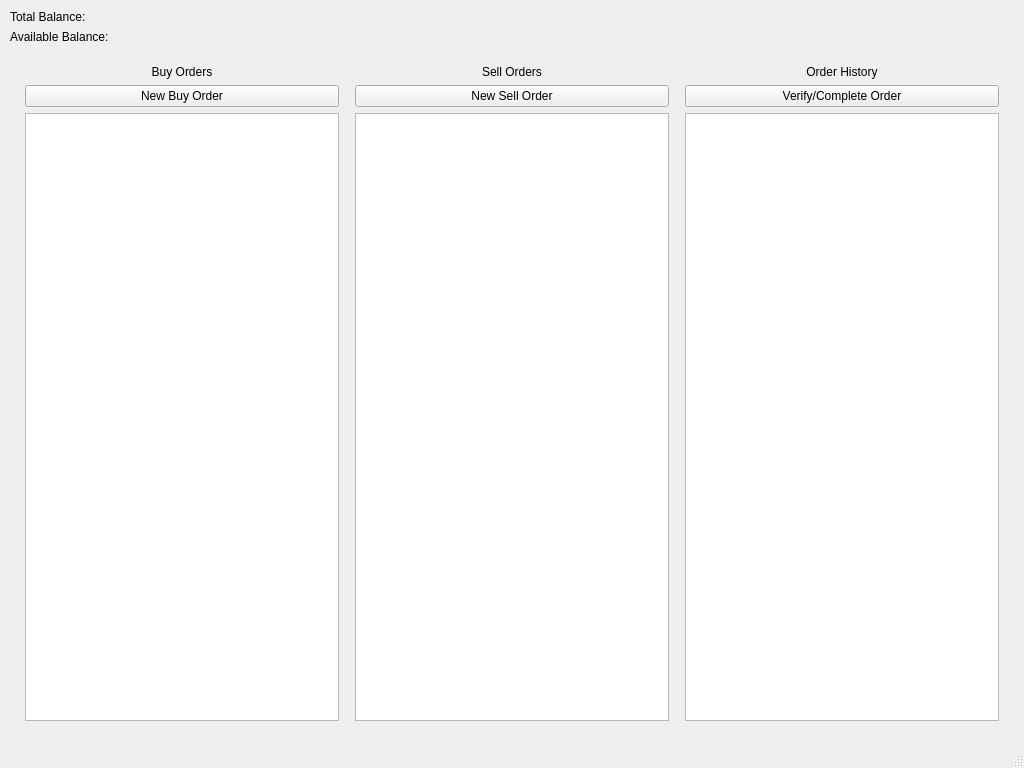
The window that main_window.ui (ben-abraham/raven-trader-pro) describes before a commit, drawn with Qt 5.
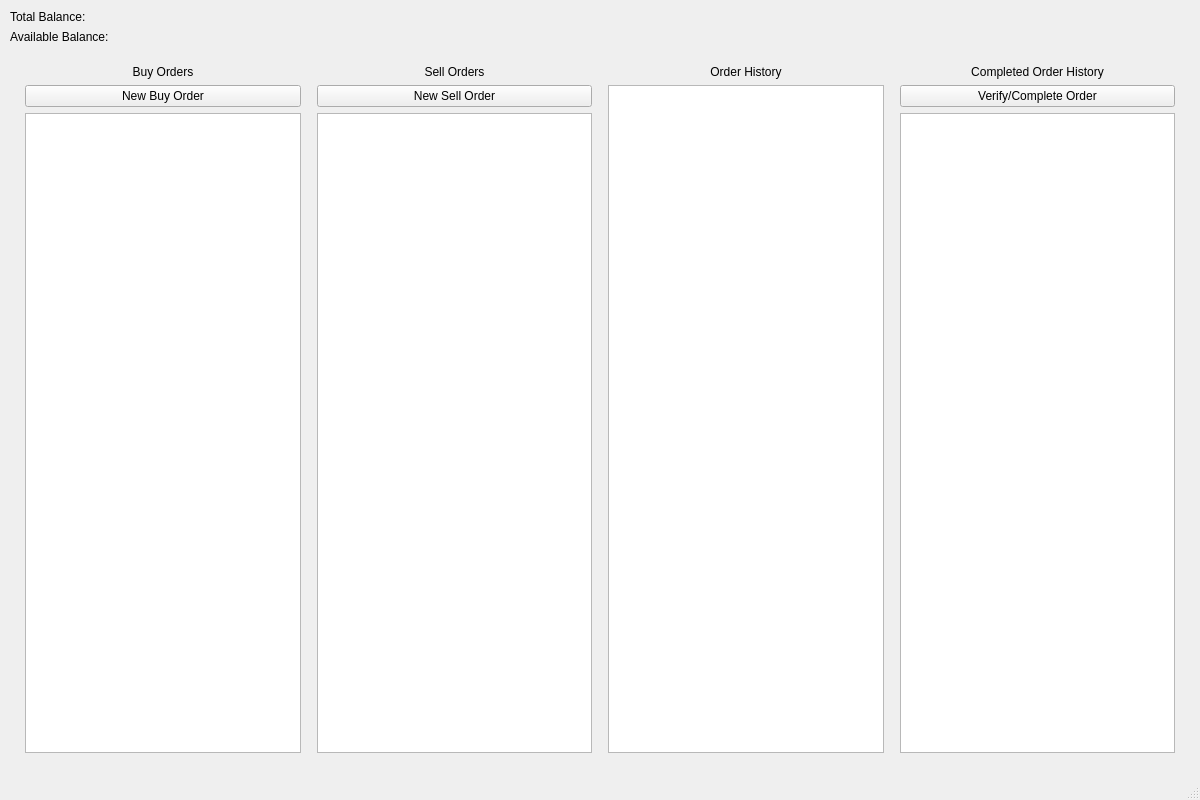
The same window after the commit.

Commit message: Broke created and completed order histories into own sections.

Patch:
```diff
--- a/main_window.ui
+++ b/main_window.ui
@@ -6,8 +6,8 @@
       <rect>
         <x>0</x>
         <y>0</y>
-        <width>1024</width>
-        <height>768</height>
+        <width>1200</width>
+        <height>800</height>
       </rect>
     </property>
     <property name="windowTitle">
@@ -152,6 +152,35 @@
                   </widget>
                 </item>
                 <item>
+                  <widget class="QListWidget" name="lstPastOrders"/>
+                </item>
+              </layout>
+            </item>
+            <item>
+              <layout class="QVBoxLayout" name="completedOrderLayout">
+                <property name="leftMargin">
+                  <number>5</number>
+                </property>
+                <property name="topMargin">
+                  <number>5</number>
+                </property>
+                <property name="rightMargin">
+                  <number>5</number>
+                </property>
+                <property name="bottomMargin">
+                  <number>5</number>
+                </property>
+                <item>
+                  <widget class="QLabel" name="label">
+                    <property name="text">
+                      <string>Completed Order History</string>
+                    </property>
+                    <property name="alignment">
+                      <set>Qt::AlignCenter</set>
+                    </property>
+                  </widget>
+                </item>
+                <item>
                   <widget class="QPushButton" name="btnCompleteOrder">
                     <property name="text">
                       <string>Verify/Complete Order</string>
@@ -159,7 +188,7 @@
                   </widget>
                 </item>
                 <item>
-                  <widget class="QListWidget" name="lstPastOrders"/>
+                  <widget class="QListWidget" name="lstCompletedOrders"/>
                 </item>
               </layout>
             </item>
```
The commit also changes 3 other files.
